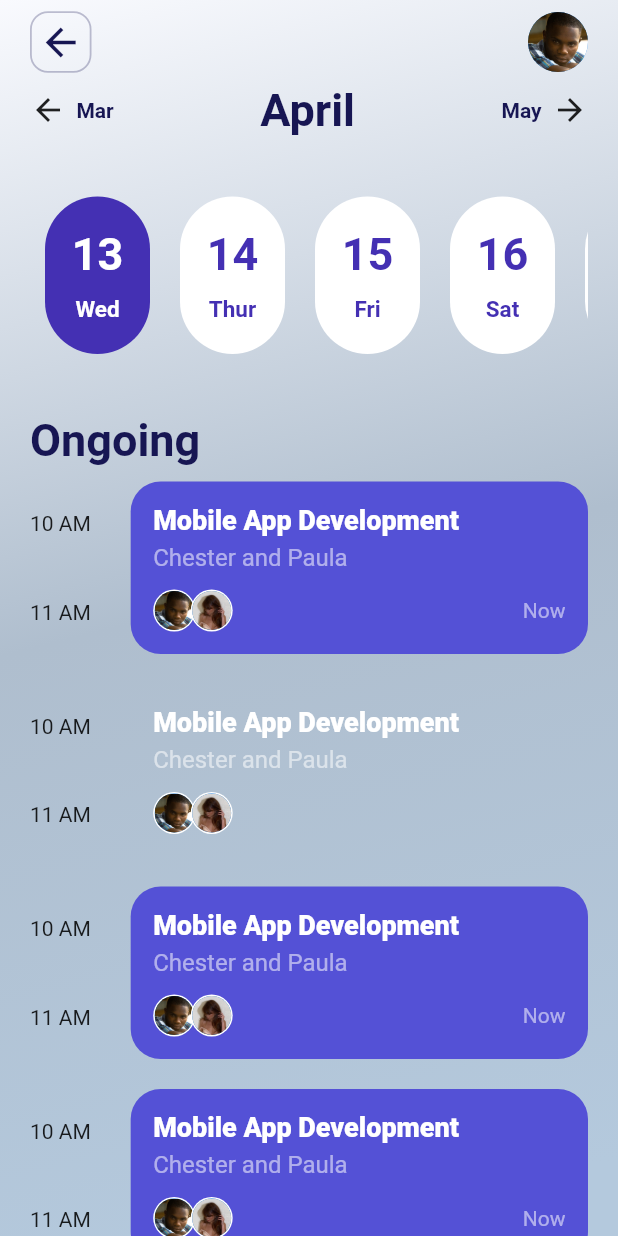
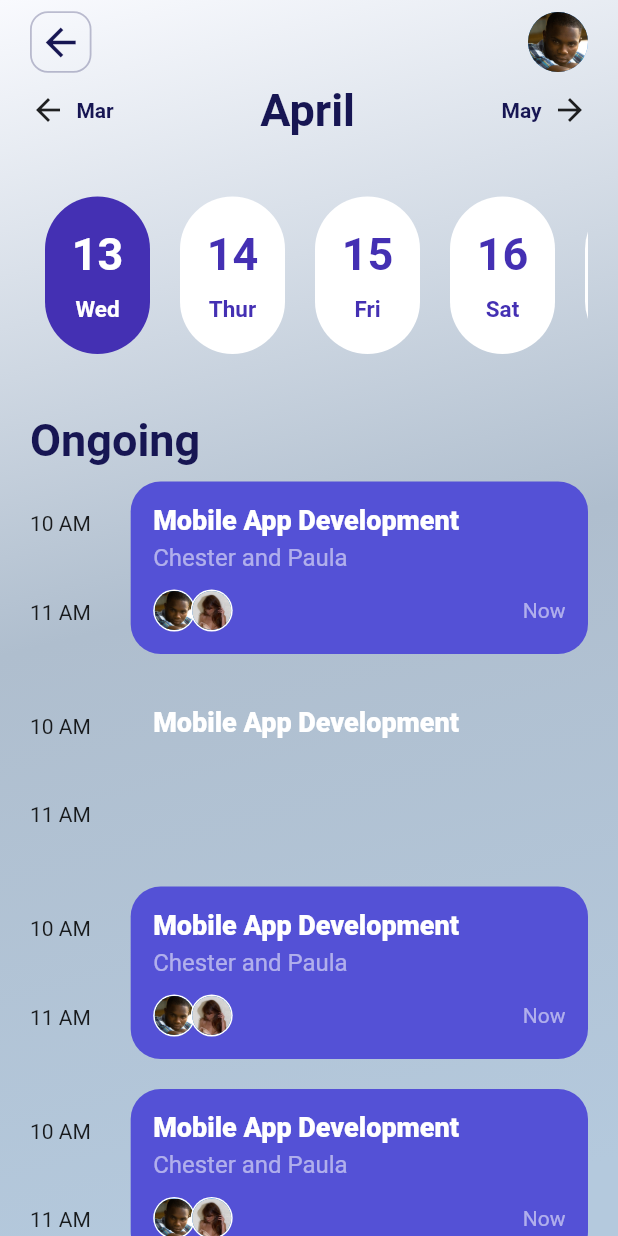
Before and after one commit to ceejayps/banking_app_2, a Flutter app: the screen it shows after launch, on a phone screen of 412 x 824 dp. Run offline on Flutter 3.47's test engine with Material 2 defaults, Android fonts, the phone set to English and light mode, and no system bars; missing offline and left inert: dart:ffi.

Commit message:
Update ongoing.dart

```diff
--- a/lib/container/pages/ongoing.dart
+++ b/lib/container/pages/ongoing.dart
@@ -315,51 +315,6 @@ class _ongoingState extends State<ongoing> {
                                                   fontWeight: FontWeight.w800,
                                                   color: Colors.white),
                                             ),
-                                            const SizedBox(
-                                              height: 5,
-                                            ),
-                                            const Text(
-                                              "Chester and Paula",
-                                              style: TextStyle(
-                                                  color: Colors.white54,
-                                                  fontSize: 16),
-                                              textAlign: TextAlign.left,
-                                            ),
-                                            const Spacer(),
-                                            Row(
-                                              children: [
-                                                Stack(
-                                                  children: [
-                                                    Container(
-                                                      width: 200,
-                                                    ),
-                                                    const CircleAvatar(
-                                                      backgroundColor:
-                                                          Colors.white,
-                                                      radius: 14,
-                                                      child: CircleAvatar(
-                                                        radius: 13,
-                                                        backgroundImage: AssetImage(
-                                                            'assets/images/chester.jpg'),
-                                                      ),
-                                                    ),
-                                                    const Positioned(
-                                                        left: 25,
-                                                        child: CircleAvatar(
-                                                          backgroundColor:
-                                                              Colors.white,
-                                                          radius: 14,
-                                                          child: CircleAvatar(
-                                                            radius: 13,
-                                                            backgroundImage:
-                                                                AssetImage(
-                                                                    'assets/images/paula.jpg'),
-                                                          ),
-                                                        ))
-                                                  ],
-                                                ),
-                                              ],
-                                            )
                                           ],
                                         ),
                                       ),
```
